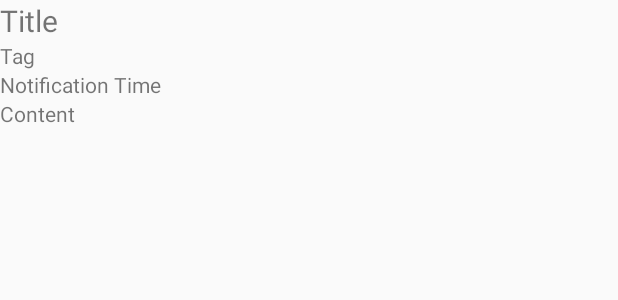
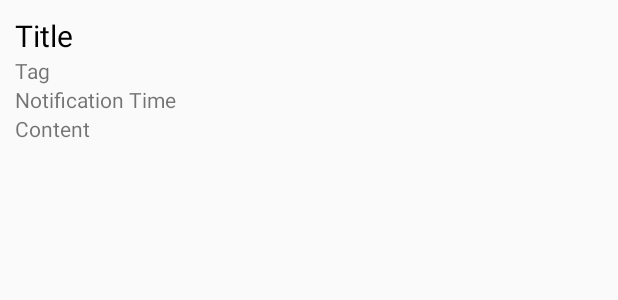
Before and after one commit to FCU21-Prophet/Prophet-List, an Android app: the layout list_view.xml on its own in the app's theme, with its tools: preview values and no code run, on a phone screen of 412 x 824 dp. Shown: the top 300 px of the screen. Run offline under Robolectric (Android 15) with nearby library versions, the phone set to English and light mode, and no system bars.

Commit message:
增加卡片間距&與邊緣距離

```diff
--- a/app/src/main/res/layout/content_main.xml
+++ b/app/src/main/res/layout/content_main.xml
@@ -20,7 +20,9 @@
         android:layout_width="match_parent"
         android:layout_height="wrap_content"
         android:background="#DBE2EF"
-        android:textFilterEnabled="false">
+        android:textFilterEnabled="false"
+        android:divider="#FFFFFFFF"
+        android:dividerHeight="8sp">
     </ListView>
 
 </RelativeLayout>
--- a/app/src/main/res/layout/list_view.xml
+++ b/app/src/main/res/layout/list_view.xml
@@ -8,7 +8,8 @@
         android:layout_width="match_parent"
         android:layout_height="wrap_content"
         android:stretchColumns="0,1,2"
-        android:id="@+id/tableLayout">
+        android:id="@+id/tableLayout"
+        android:padding="10sp">
 
         <TableRow>
 
@@ -16,12 +17,14 @@
                 android:layout_width="wrap_content"
                 android:layout_height="wrap_content"
                 android:text="@string/title"
-                android:textSize="20sp"/>
+                android:textSize="20sp"
+                android:textColor="#000000"/>
             <TextView
                 android:layout_width="wrap_content"
                 android:layout_height="wrap_content"
                 android:id="@+id/show_title"
-                android:textSize="20sp" />
+                android:textSize="20sp"
+                android:textColor="#000000"/>
         </TableRow>
 
         <TableRow>
@@ -29,6 +32,7 @@
                 android:layout_width="match_parent"
                 android:layout_height="wrap_content"
                 android:text="@string/tag"
+
                 />
             <TextView
                 android:layout_width="match_parent"
```
